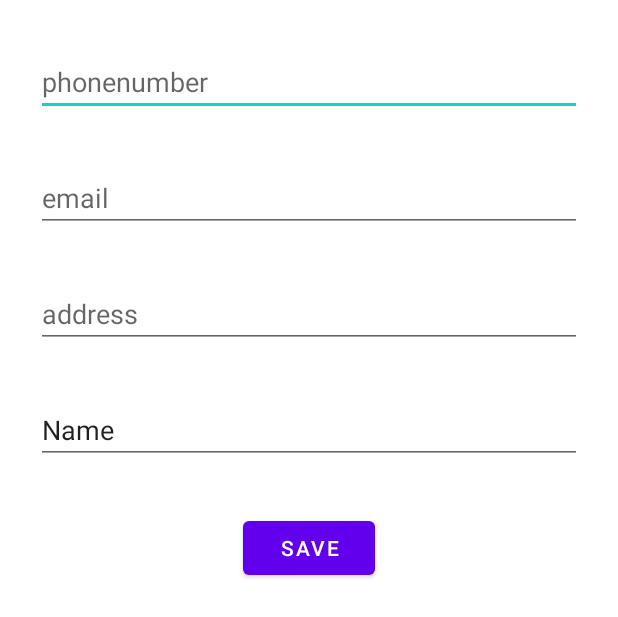
After one commit to phelisia/rvdispaly, an Android app: the layout activity_add_contact.xml on its own in the app's theme, with its tools: preview values and no code run, on a phone screen of 412 x 824 dp. The commit adds this screen. Shown: the top 617 px of the screen. Run offline under Robolectric (Android 15) with nearby library versions, the phone set to English and light mode, and no system bars.

```diff
--- /dev/null
+++ b/app/src/main/res/drawable/ic_baseline_add_24.xml
@@ -0,0 +1,5 @@
+<vector android:height="24dp" android:tint="#FFFFFF"
+    android:viewportHeight="24" android:viewportWidth="24"
+    android:width="24dp" xmlns:android="http://schemas.android.com/apk/res/android">
+    <path android:fillColor="@android:color/white" android:pathData="M19,13h-6v6h-2v-6H5v-2h6V5h2v6h6v2z"/>
+</vector>
--- /dev/null
+++ b/app/src/main/res/layout/activity_add_contact.xml
@@ -0,0 +1,81 @@
+<?xml version="1.0" encoding="utf-8"?>
+<androidx.constraintlayout.widget.ConstraintLayout xmlns:android="http://schemas.android.com/apk/res/android"
+    xmlns:app="http://schemas.android.com/apk/res-auto"
+    xmlns:tools="http://schemas.android.com/tools"
+    android:layout_width="match_parent"
+    android:layout_height="match_parent"
+    tools:context=".ui.AddContactActivity">
+
+    <EditText
+        android:id="@+id/etphone"
+        android:layout_width="0dp"
+        android:layout_height="wrap_content"
+        android:layout_marginStart="24dp"
+        android:layout_marginTop="32dp"
+        android:layout_marginEnd="24dp"
+        android:ems="10"
+        android:hint="phonenumber"
+        android:inputType="phone"
+        app:layout_constraintEnd_toEndOf="parent"
+        app:layout_constraintHorizontal_bias="0.0"
+        app:layout_constraintStart_toStartOf="parent"
+        app:layout_constraintTop_toTopOf="parent" />
+
+    <EditText
+        android:id="@+id/etEmail"
+        android:layout_width="0dp"
+        android:layout_height="wrap_content"
+        android:layout_marginStart="24dp"
+        android:layout_marginTop="32dp"
+        android:layout_marginEnd="24dp"
+        android:ems="10"
+        android:hint="email"
+        android:inputType="textEmailAddress"
+        app:layout_constraintEnd_toEndOf="parent"
+        app:layout_constraintHorizontal_bias="0.0"
+        app:layout_constraintStart_toStartOf="parent"
+        app:layout_constraintTop_toBottomOf="@+id/etphone" />
+
+    <EditText
+        android:id="@+id/etAddress"
+        android:layout_width="0dp"
+        android:layout_height="wrap_content"
+        android:layout_marginStart="24dp"
+        android:layout_marginTop="32dp"
+        android:layout_marginEnd="24dp"
+        android:ems="10"
+        android:hint="address"
+        android:inputType="textPostalAddress"
+        app:layout_constraintEnd_toEndOf="parent"
+        app:layout_constraintHorizontal_bias="0.0"
+        app:layout_constraintStart_toStartOf="parent"
+        app:layout_constraintTop_toBottomOf="@+id/etEmail" />
+
+    <EditText
+        android:id="@+id/etName"
+        android:layout_width="0dp"
+        android:layout_height="wrap_content"
+        android:layout_marginStart="24dp"
+        android:layout_marginTop="32dp"
+        android:layout_marginEnd="24dp"
+        android:ems="10"
+        android:hint="name"
+        android:inputType="textPersonName"
+        android:text="Name"
+        app:layout_constraintEnd_toEndOf="parent"
+        app:layout_constraintHorizontal_bias="0.0"
+        app:layout_constraintStart_toStartOf="parent"
+        app:layout_constraintTop_toBottomOf="@+id/etAddress" />
+
+    <Button
+        android:id="@+id/button"
+        android:layout_width="wrap_content"
+        android:layout_height="wrap_content"
+        android:layout_marginStart="24dp"
+        android:layout_marginTop="32dp"
+        android:layout_marginEnd="24dp"
+        android:text="save"
+        app:layout_constraintEnd_toEndOf="parent"
+        app:layout_constraintStart_toStartOf="parent"
+        app:layout_constraintTop_toBottomOf="@+id/etName" />
+</androidx.constraintlayout.widget.ConstraintLayout>
--- a/app/src/main/res/layout/activity_view_contact.xml
+++ b/app/src/main/res/layout/activity_view_contact.xml
@@ -4,7 +4,7 @@
     xmlns:tools="http://schemas.android.com/tools"
     android:layout_width="match_parent"
     android:layout_height="match_parent"
-    tools:context=".ViewContactActivity">
+    tools:context=".ui.ViewContactActivity">
 
     <ImageView
         android:id="@+id/imageView"
```
Also changed, not shown: app/build.gradle (+7 -0 lines), app/src/main/AndroidManifest.xml (+6 -2 lines), app/src/main/java/dev/phelisia/mycontacts/Contact.kt (deleted, +0 -9 lines), app/src/main/java/dev/phelisia/mycontacts/MainActivity.kt (deleted, +0 -33 lines), app/src/main/java/dev/phelisia/mycontacts/MyContacts.kt (added, +15 -0 lines), app/src/main/java/dev/phelisia/mycontacts/database/ContactDao.kt (added, +19 -0 lines), app/src/main/java/dev/phelisia/mycontacts/database/ContactsDb.kt (added, +26 -0 lines), app/src/main/java/dev/phelisia/mycontacts/model/Contact.kt (added, +14 -0 lines), app/src/main/java/dev/phelisia/mycontacts/repository/ContactsRepository.kt (added, +25 -0 lines), app/src/main/java/dev/phelisia/mycontacts/ui/AddContactActivity.kt (added, +59 -0 lines), app/src/main/java/dev/phelisia/mycontacts/ui/ContactAdapter.kt (renamed from app/src/main/java/dev/phelisia/mycontacts/ContactAdapter.kt, +5 -8 lines), app/src/main/java/dev/phelisia/mycontacts/ui/MainActivity.kt (added, +41 -0 lines), app/src/main/java/dev/phelisia/mycontacts/ui/ViewContactActivity.kt (renamed from app/src/main/java/dev/phelisia/mycontacts/ViewContactActivity.kt, +11 -8 lines), app/src/main/java/dev/phelisia/mycontacts/viewmodel/ContactsViewModel.kt (added, +28 -0 lines), 2 more files.
